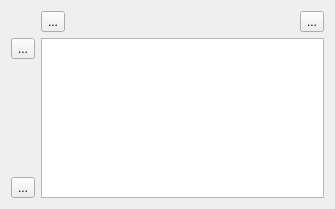
Qt form src/ui/interface/advanced/biblelistwidget.ui (metaxy/openBibleViewer) before a commit.
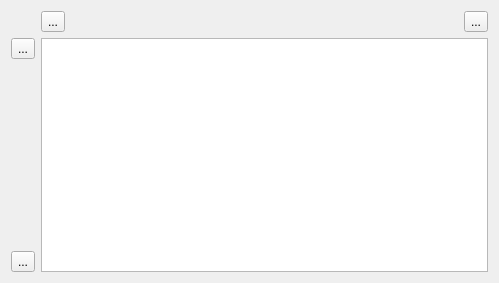
The same form after that commit. Icons and pictures are not drawn.

```diff
--- a/src/ui/interface/advanced/biblelistwidget.ui
+++ b/src/ui/interface/advanced/biblelistwidget.ui
@@ -6,8 +6,8 @@
    <rect>
     <x>0</x>
     <y>0</y>
-    <width>335</width>
-    <height>209</height>
+    <width>499</width>
+    <height>283</height>
    </rect>
   </property>
   <property name="windowTitle">
```
